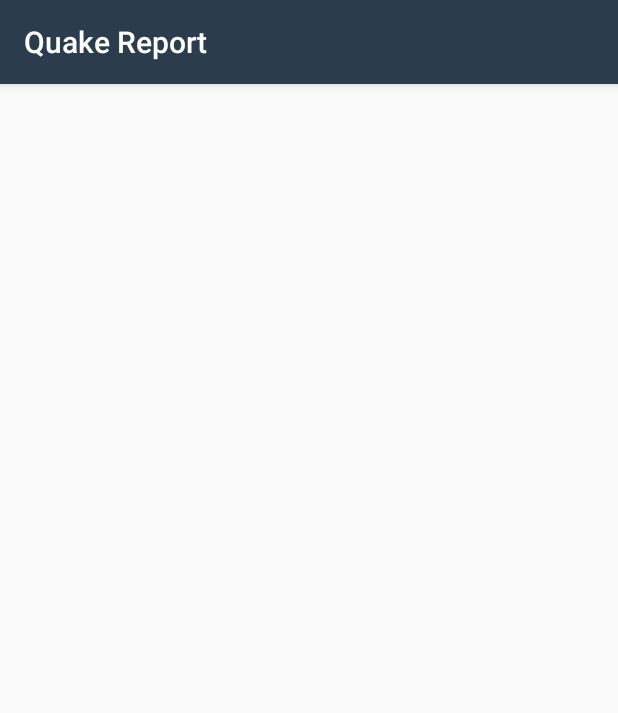
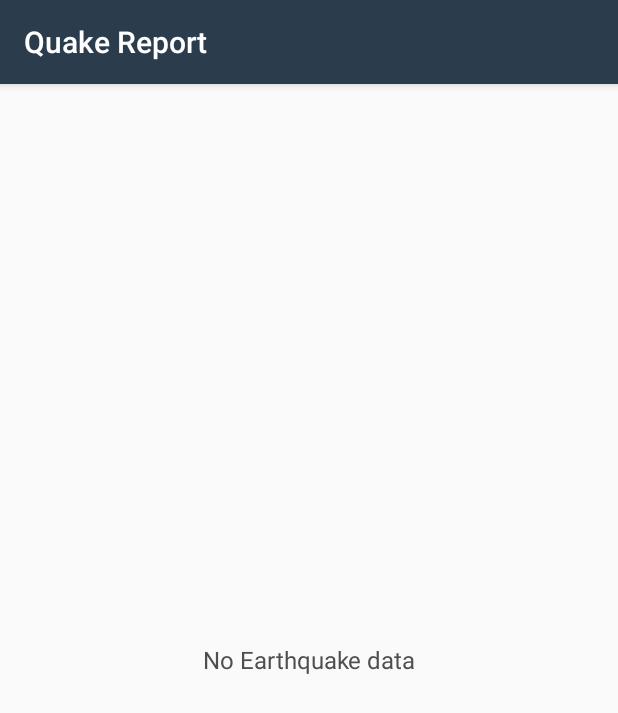
Before and after one commit to psy888/earthQauke, an Android app: the screen it shows after launch (EarthquakeActivity), on a phone screen of 412 x 824 dp. Shown: the top 713 px of the screen. Run offline under Robolectric (Android 15) with nearby library versions, the phone set to English and light mode, and no system bars.

Commit message:
add empty state message and progress bar

```diff
--- a/app/src/main/java/com/example/android/quakereport/EarthquakeActivity.java
+++ b/app/src/main/java/com/example/android/quakereport/EarthquakeActivity.java
@@ -25,6 +25,8 @@ import android.util.Log;
 import android.view.View;
 import android.widget.AdapterView;
 import android.widget.ListView;
+import android.widget.ProgressBar;
+import android.widget.TextView;
 
 import java.util.ArrayList;
 import java.util.List;
@@ -40,7 +42,8 @@ public class EarthquakeActivity extends AppCompatActivity implements LoaderManag
     /**Tag for log messages*/
     public static final String LOG_TAG = "\n\n"+EarthquakeActivity.class.getName();
     String MAIN_URL = "https://earthquake.usgs.gov/fdsnws/event/1/query?format=geojson&eventtype=earthquake&orderby=time&limit=40";
-
+    TextView emptyView;
+    ProgressBar progress;
     /**
      * Adapter for the list of earthquakes
      */
@@ -59,6 +62,13 @@ public class EarthquakeActivity extends AppCompatActivity implements LoaderManag
 
         // Find a reference to the {@link ListView} in the layout
         ListView earthquakeListView = (ListView) findViewById(R.id.list);
+
+        //Find reference to progress bar
+        progress = (ProgressBar) findViewById(R.id.progress);
+
+        //Set empty View if there no data in listview
+        emptyView = (TextView) findViewById(R.id.emptyView);
+        earthquakeListView.setEmptyView(emptyView);
 
         // Create a new adapter that takes an empty list of earthquakes as input
         mAdapter = new EarthquakeAdapter(this, new ArrayList<Earthquake>());
@@ -96,6 +106,11 @@ public class EarthquakeActivity extends AppCompatActivity implements LoaderManag
     @Override
     public void onLoadFinished(Loader<List<Earthquake>> loader, List<Earthquake> data) {
         Log.d(LOG_TAG,"onFinishCallback\n\n");
+        //hide progress bar
+        progress.setVisibility(View.GONE);
+
+        //Set text to empty view if there are no data to show
+        emptyView.setText(R.string.no_data);
         // Clear the adapter of previous earthquake data
         mAdapter.clear();
 
--- a/app/src/main/res/layout/earthquake_activity.xml
+++ b/app/src/main/res/layout/earthquake_activity.xml
@@ -13,9 +13,28 @@
      See the License for the specific language governing permissions and
      limitations under the License.
 -->
+<RelativeLayout xmlns:android="http://schemas.android.com/apk/res/android"
+    android:layout_height="match_parent"
+    android:layout_width="match_parent">
 <!-- Layout for a list of earthquakes -->
-<ListView xmlns:android="http://schemas.android.com/apk/res/android"
+<ListView
     android:id="@+id/list"
     android:orientation="vertical"
     android:layout_width="match_parent"
     android:layout_height="match_parent"/>
+<TextView
+    android:id="@+id/emptyView"
+    android:layout_height="match_parent"
+    android:layout_width="match_parent"
+    android:gravity="center"
+    android:textSize="@dimen/p"
+    android:textColor="@color/subText"
+    />
+    <ProgressBar
+        android:id="@+id/progress"
+        android:layout_width="wrap_content"
+        android:layout_height="wrap_content"
+        android:layout_centerHorizontal="true"
+        android:layout_centerVertical="true"
+        />
+</RelativeLayout>
--- a/app/src/main/res/values/strings.xml
+++ b/app/src/main/res/values/strings.xml
@@ -15,4 +15,6 @@
 -->
 <resources>
     <string name="app_name">Quake Report</string>
+    <string name="no_data">No Earthquake data</string>
+    <string name="loading">Loading earthquake data..</string>
 </resources>
```
